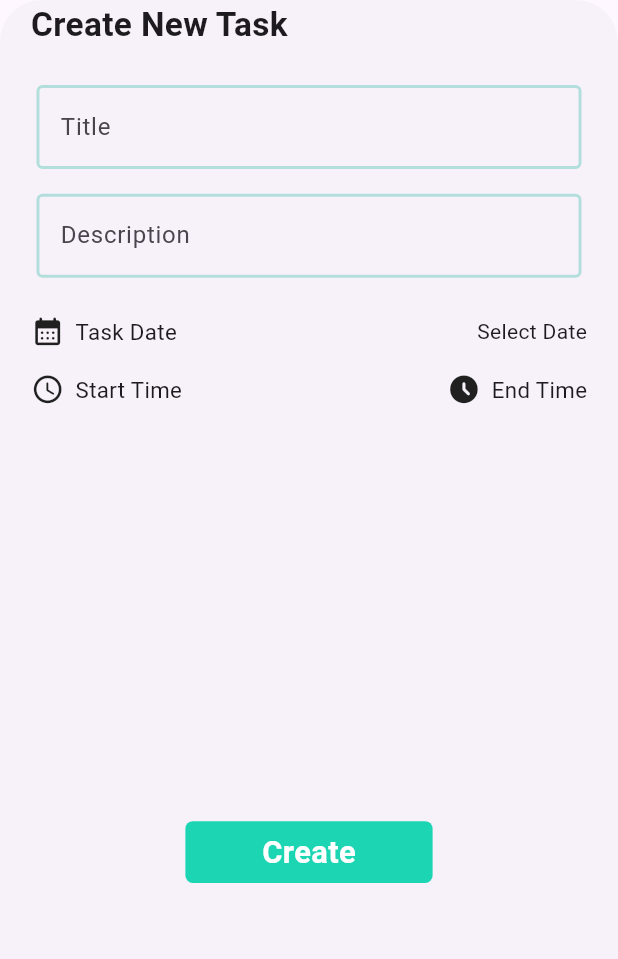
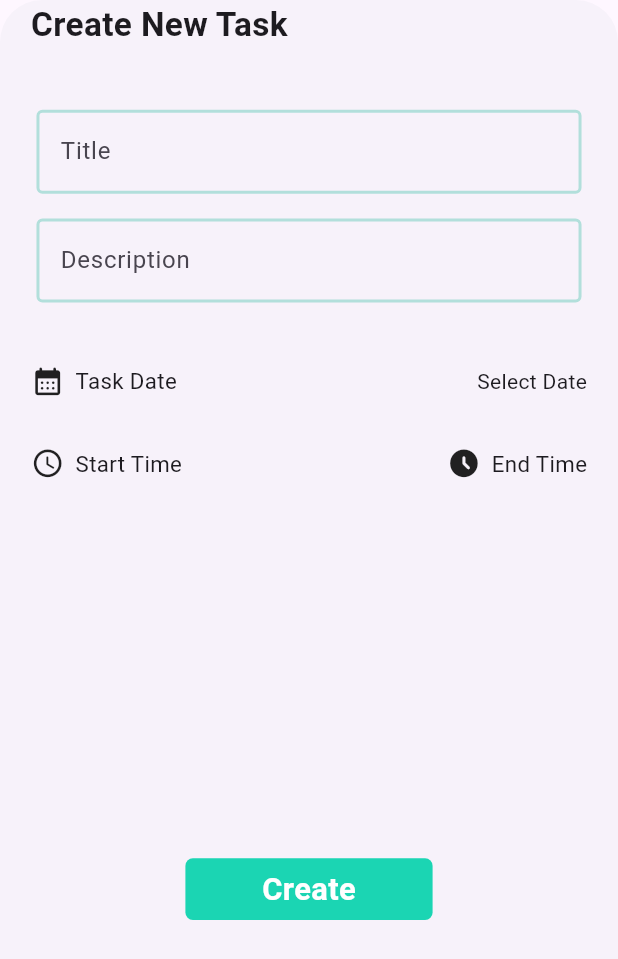
Before and after one commit to bhawesh2002/redo, a Flutter app: the CreateBottomTaskSheet widget shown alone on an empty page, opened directly, on a phone screen of 412 x 824 dp. Shown: the top 959 px of the screen. Run offline on Flutter 3.47's test engine with Material 3 defaults, Android fonts, the light colour scheme and no system bars; our stand-ins replace firebase_core, flutter_svg; accounts and stored records are empty.

Commit message:
change height of izedBox

```diff
--- a/lib/widgets/create_task_bottom_sheet.dart
+++ b/lib/widgets/create_task_bottom_sheet.dart
@@ -46,7 +46,7 @@ class _CreateBottomTaskSheetState extends State<CreateBottomTaskSheet> {
                   ),
                   SizedBox(
                     width: constraints.maxWidth,
-                    height: constraints.maxHeight * 0.02,
+                    height: constraints.maxHeight * 0.04,
                   ),
                   Padding(
                     padding: EdgeInsets.symmetric(
@@ -70,7 +70,7 @@ class _CreateBottomTaskSheetState extends State<CreateBottomTaskSheet> {
                   ),
                   SizedBox(
                     width: constraints.maxWidth,
-                    height: constraints.maxHeight * 0.02,
+                    height: constraints.maxHeight * 0.04,
                   ),
                   GestureDetector(
                     onTap: () {
@@ -108,7 +108,7 @@ class _CreateBottomTaskSheetState extends State<CreateBottomTaskSheet> {
                   ),
                   SizedBox(
                     width: constraints.maxWidth,
-                    height: constraints.maxHeight * 0.02,
+                    height: constraints.maxHeight * 0.04,
                   ),
                   Row(
                     mainAxisAlignment: MainAxisAlignment.spaceBetween,
```
